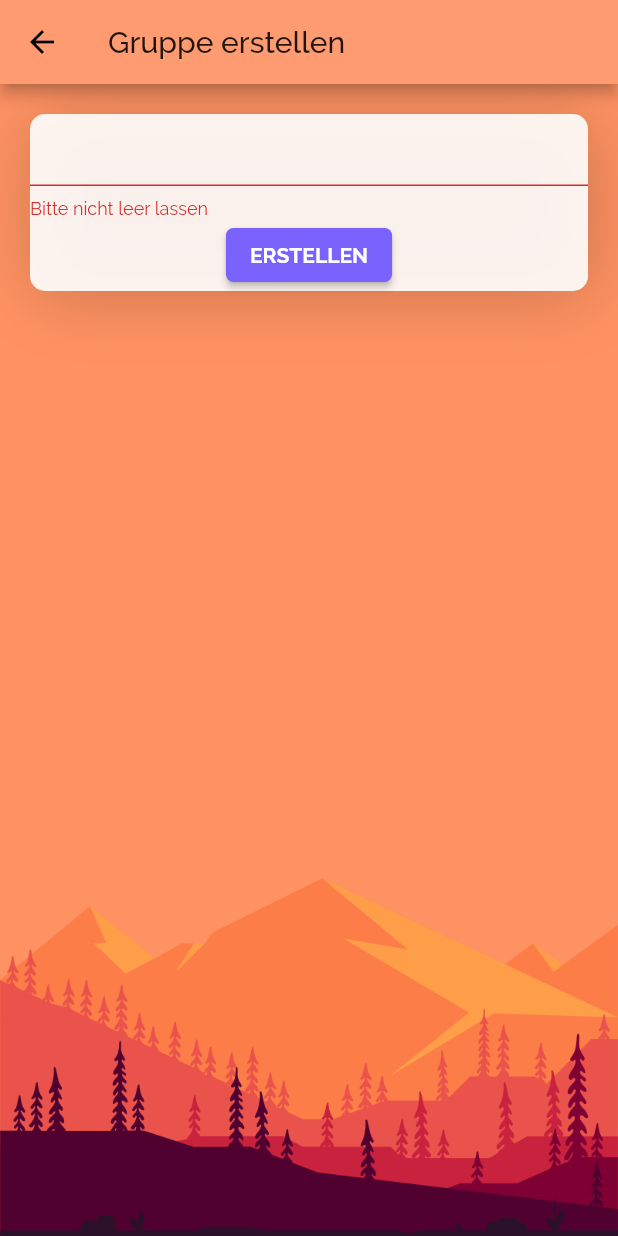
After one commit to pythonpoet/morea, a Flutter app: the AddGroup screen opened directly, after a tap on "ERSTELLEN", on a phone screen of 412 x 824 dp. The commit adds this screen. Run offline on Flutter 3.47's test engine with Material 2 defaults, Android fonts, the phone set to English and light mode, and no system bars; our stand-ins replace cloud_firestore, cloud_functions, device_info, firebase_auth, firebase_core, firebase_messaging and 8 more; missing offline and left inert: barcode_scan; accounts and stored records are empty.

Commit message:
error fixing

```diff
--- a/lib/Pages/Agenda/Agenda_Eventadd_page.dart
+++ b/lib/Pages/Agenda/Agenda_Eventadd_page.dart
@@ -69,6 +69,8 @@ class EventAddPageState extends State<EventAddPage> {
     'Drason (Buebe)': false,
     'Pios': false,
   };
+
+  bool initDone = false;
 
   @override
   void dispose() {
@@ -352,6 +354,7 @@ class EventAddPageState extends State<EventAddPage> {
     data[groupMapGroupOption][groupMapGroupLowerClass]
         .forEach((key, value) => this.subgroups.add(value));
     this.groupCheckboxinit(this.subgroups);
+    this.initDone = true;
     setState(() {});
   }
 
@@ -376,7 +379,7 @@ class EventAddPageState extends State<EventAddPage> {
 
   @override
   Widget build(BuildContext context) {
-    if (subgroups == null)
+    if (subgroups == null || !this.initDone)
       return Card(
         child: Container(
           padding: EdgeInsets.all(100),
--- /dev/null
+++ b/lib/Pages/Group/add_group.dart
@@ -0,0 +1,58 @@
+import 'package:flutter/material.dart';
+import 'package:morea/Widgets/standart/buttons.dart';
+import 'package:morea/morealayout.dart';
+import 'package:morea/services/cloud_functions.dart';
+
+class AddGroup extends StatefulWidget {
+  AddGroup();
+
+  @override
+  State<StatefulWidget> createState() {
+    return _AddGroupState();
+  }
+}
+
+class _AddGroupState extends State<AddGroup> {
+  TextEditingController _nickNameController = TextEditingController();
+  final _formKey = GlobalKey<FormState>();
+  @override
+  Widget build(BuildContext context) {
+    return Scaffold(
+      appBar: AppBar(
+        title: Text("Gruppe erstellen"),
+      ),
+      body: MoreaBackgroundContainer(
+        child: SingleChildScrollView(
+          child: MoreaShadowContainer(
+            child: Form(
+              key: _formKey,
+              autovalidateMode: AutovalidateMode.onUserInteraction,
+              child: Column(
+                children: [
+                  TextFormField(
+                    controller: _nickNameController,
+                    validator: (val) {
+                      if (val.isEmpty) {
+                        return "Bitte nicht leer lassen";
+                      } else {
+                        return null;
+                      }
+                    },
+                  ),
+                  moreaRaisedButton("ERSTELLEN", () async {
+                    if (_formKey.currentState.validate()) {
+                      await callFunction(getcallable("createGroup"), param: {
+                        "nickName": _nickNameController.text,
+                        "upperClass": ["f7bl3m4GSpvvo7iw5wNd"]
+                      });
+                    }
+                  })
+                ],
+              ),
+            ),
+          ),
+        ),
+      ),
+    );
+  }
+}
--- a/lib/Pages/Grundbausteine/root_page.dart
+++ b/lib/Pages/Grundbausteine/root_page.dart
@@ -83,6 +83,7 @@ class _RootPageState extends State<RootPage> with TickerProviderStateMixin {
     }
     await this.moreaFire.initTeleblitz();
     FirebaseMessaging.onMessage.listen((message) {
+      print("message recieved");
       if (message.data['typeMorea'] == 'Message') {
         showDialog(
           context: context,
@@ -269,7 +270,7 @@ class _RootPageState extends State<RootPage> with TickerProviderStateMixin {
     });
     DeviceInfoPlugin deviceInfoPlugin = DeviceInfoPlugin();
     String deviceID;
-    if (Platform.isAndroid) if (Platform.isAndroid) {
+    if (Platform.isAndroid) {
       AndroidDeviceInfo androidDeviceInfo = await deviceInfoPlugin.androidInfo;
       deviceID = androidDeviceInfo.androidId;
     } else if (Platform.isIOS) {
--- a/lib/Pages/Nachrichten/messages_page.dart
+++ b/lib/Pages/Nachrichten/messages_page.dart
@@ -403,6 +403,7 @@ class _MessagesPageState extends State<MessagesPage>
         builder: (BuildContext context) => SendMessages(
               moreaFire: moreaFire,
               auth: widget.auth,
+              crudMedthods: this.crud0,
             )));
   }
 
--- a/lib/morealayout.dart
+++ b/lib/morealayout.dart
@@ -4,6 +4,7 @@ import 'package:morea/services/crud.dart';
 import 'package:morea/services/morea_firestore.dart';
 
 import 'Pages/About/about.dart';
+import 'Pages/Group/add_group.dart';
 import 'Pages/Personenverzeichniss/personen_verzeichniss_page.dart';
 import 'Pages/Personenverzeichniss/profile_page.dart';
 import 'Widgets/Action/scan.dart';
@@ -350,6 +351,11 @@ Drawer moreaDrawer(
             onTap: () => makeLeiterWidget(context,
                 moreafire.getUserMap[userMapUID], moreafire.getGroupIDs[0]),
           ),
+          ListTile(
+              title: Text("Gruppe erstellen"),
+              trailing: Icon(Icons.group),
+              onTap: () => Navigator.of(context).push(MaterialPageRoute(
+                  builder: (BuildContext context) => AddGroup()))),
           new Divider(),
           new ListTile(
               title: new Text("Über dieses App"),
--- a/pubspec.yaml
+++ b/pubspec.yaml
@@ -57,7 +57,7 @@ dev_dependencies:
 flutter_icons:
     android: false
     ios: true
-    image_path: "assets/images/logo.jpeg"
+    image_path: "assets/images/logo_app_ios.png"
     adaptive_icon_background: "#fff000"
 
 
@@ -97,6 +97,7 @@ flutter:
         - assets/images/logo.jpeg
         - assets/images/background.png
         - assets/icon/logo_loading.png
+        - assets/images/logo_app_ios.png
 
     # An image asset can refer to one or more resolution-specific "variants", see
     # https://flutter.io/assets-and-images/#resolution-aware.
```
Also changed, not shown: lib/Pages/Nachrichten/send_message.dart (+49 -2 lines), assets/images/logo_app_ios.png (added), 28 other files.
